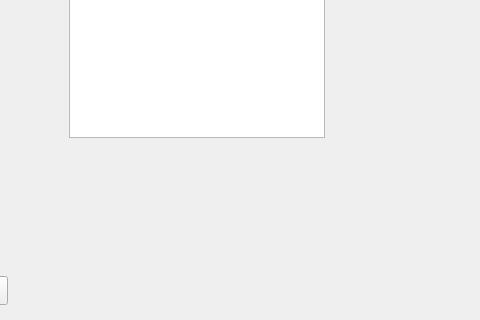
Old version of the form mainwindow.ui in the repository carthy27/CookingApp; both pictures show x 201 to 681 and y 293 to 613 of the 1465 by 739 pixel window.
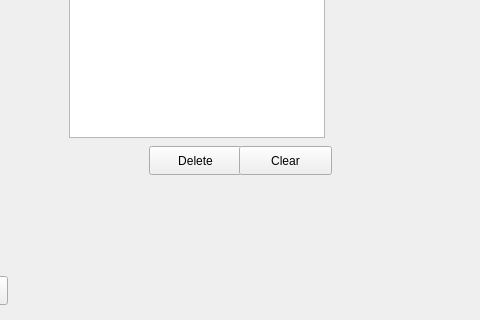
New version of the form.

Commit message: Delete items from the listWidget

What changed in the file:
```diff
--- a/mainwindow.ui
+++ b/mainwindow.ui
@@ -130,6 +130,32 @@
      </rect>
     </property>
    </widget>
+   <widget class="QPushButton" name="pushButton_2">
+    <property name="geometry">
+     <rect>
+      <x>350</x>
+      <y>420</y>
+      <width>93</width>
+      <height>29</height>
+     </rect>
+    </property>
+    <property name="text">
+     <string>Delete</string>
+    </property>
+   </widget>
+   <widget class="QPushButton" name="pushButton_3">
+    <property name="geometry">
+     <rect>
+      <x>440</x>
+      <y>420</y>
+      <width>93</width>
+      <height>29</height>
+     </rect>
+    </property>
+    <property name="text">
+     <string>Clear</string>
+    </property>
+   </widget>
   </widget>
   <widget class="QMenuBar" name="menubar">
    <property name="geometry">
```
The commit also changes 2 other files.
